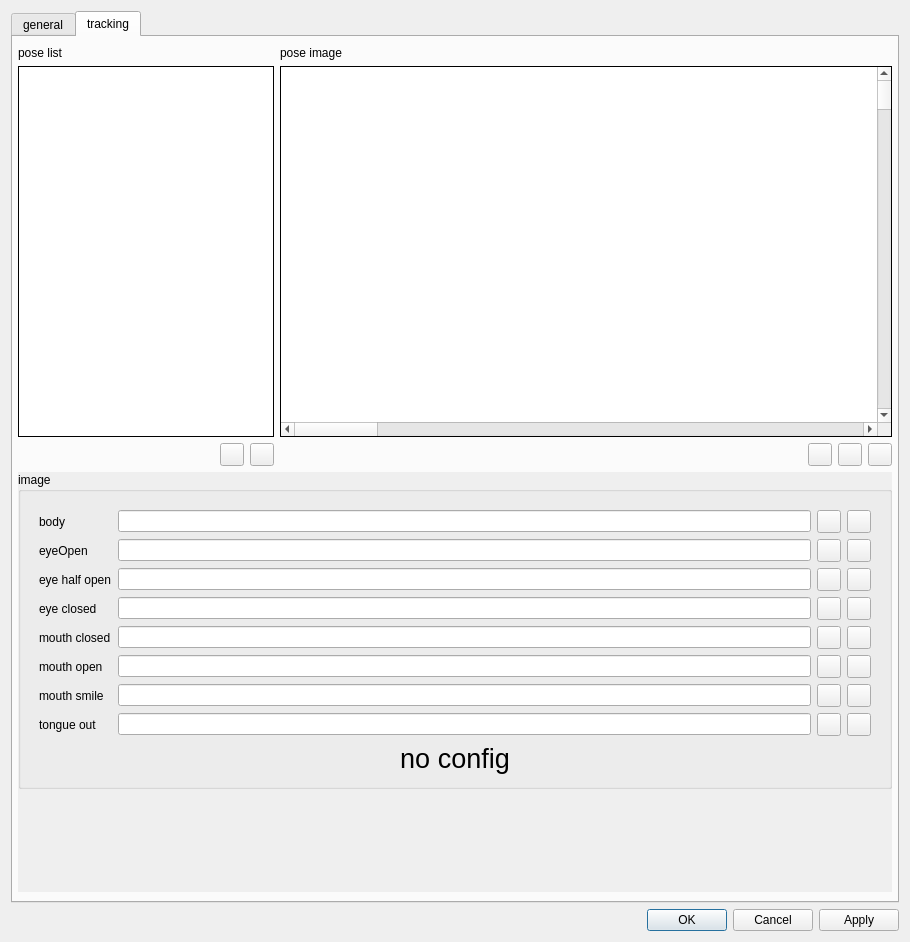
Old version of the form src/ui/FaceTrackerDialog.ui in the repository ashmanix/ashmanix-moveface-obs-plugin.
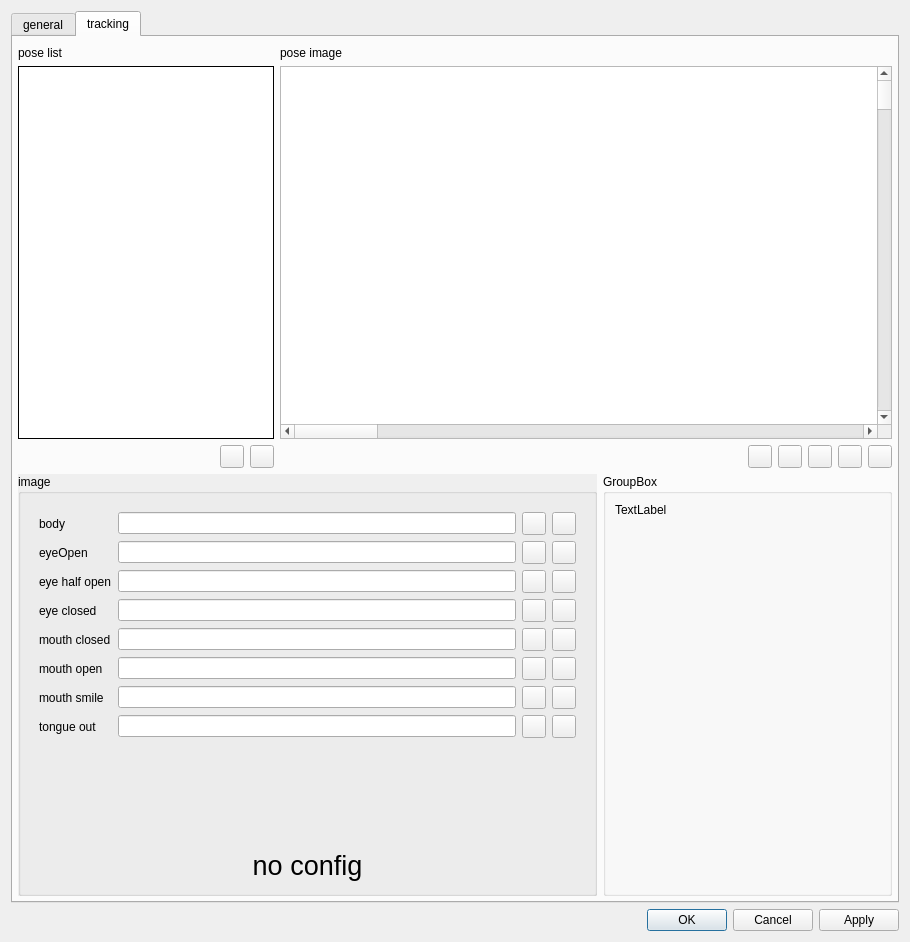
New version of the form. Custom widgets are drawn as their Qt base class.

Commit message: Added buttons to zoom in and out of image view

Diff of the .ui file:
```diff
--- a/src/ui/FaceTrackerDialog.ui
+++ b/src/ui/FaceTrackerDialog.ui
@@ -282,6 +282,9 @@
        <property name="rightMargin">
         <number>5</number>
        </property>
+       <property name="bottomMargin">
+        <number>5</number>
+       </property>
        <item>
         <layout class="QHBoxLayout" name="imageViewHorizontalLayout" stretch="0,5">
          <property name="bottomMargin">
@@ -411,16 +414,19 @@
               </size>
              </property>
              <property name="autoFillBackground">
-              <bool>true</bool>
+              <bool>false</bool>
              </property>
              <property name="styleSheet">
               <string notr="true"/>
              </property>
              <property name="frameShape">
-              <enum>QFrame::Panel</enum>
+              <enum>QFrame::StyledPanel</enum>
              </property>
              <property name="frameShadow">
-              <enum>QFrame::Plain</enum>
+              <enum>QFrame::Sunken</enum>
+             </property>
+             <property name="lineWidth">
+              <number>1</number>
              </property>
              <property name="verticalScrollBarPolicy">
               <enum>Qt::ScrollBarAsNeeded</enum>
@@ -492,27 +498,58 @@
                </property>
               </widget>
              </item>
+             <item>
+              <widget class="QToolButton" name="zoomOutToolButton">
+               <property name="text">
+                <string/>
+               </property>
+              </widget>
+             </item>
+             <item>
+              <widget class="QToolButton" name="zoomInToolButton">
+               <property name="text">
+                <string/>
+               </property>
+              </widget>
+             </item>
             </layout>
            </item>
           </layout>
          </item>
         </layout>
        </item>
+       <item>
+        <layout class="QHBoxLayout" name="horizontalLayout_12" stretch="2,1">
+         <property name="bottomMargin">
+          <number>0</number>
+         </property>
        <item>
         <widget class="QScrollArea" name="trackingDialogScrollArea">
          <property name="frameShape">
           <enum>QFrame::NoFrame</enum>
          </property>
+           <property name="verticalScrollBarPolicy">
+            <enum>Qt::ScrollBarAsNeeded</enum>
+           </property>
+           <property name="sizeAdjustPolicy">
+            <enum>QAbstractScrollArea::AdjustIgnored</enum>
+           </property>
          <property name="widgetResizable">
           <bool>true</bool>
          </property>
+           <property name="alignment">
+            <set>Qt::AlignCenter</set>
+           </property>
          <widget class="QWidget" name="trackingScrollAreaWidgetContents">
+            <property name="enabled">
+             <bool>true</bool>
+            </property>
           <property name="geometry">
            <rect>
             <x>0</x>
             <y>0</y>
-            <width>855</width>
-            <height>410</height>
+              <width>572</width>
+              <height>408</height>
            </rect>
           </property>
           <layout class="QVBoxLayout" name="verticalLayout_5">
@@ -530,6 +567,12 @@
            </property>
            <item>
             <widget class="QGroupBox" name="imageGroupBox">
+               <property name="sizePolicy">
+                <sizepolicy hsizetype="Preferred" vsizetype="Expanding">
+                 <horstretch>0</horstretch>
+                 <verstretch>1</verstretch>
+                </sizepolicy>
+               </property>
              <property name="title">
               <string>image</string>
              </property>
@@ -539,6 +582,12 @@
               </property>
               <item>
                <widget class="QWidget" name="imageConfigWidget" native="true">
+                  <property name="sizePolicy">
+                   <sizepolicy hsizetype="Preferred" vsizetype="Preferred">
+                    <horstretch>0</horstretch>
+                    <verstretch>1</verstretch>
+                   </sizepolicy>
+                  </property>
                 <layout class="QFormLayout" name="formLayout">
                  <property name="fieldGrowthPolicy">
                   <enum>QFormLayout::AllNonFixedFieldsGrow</enum>
@@ -850,25 +899,34 @@
              </layout>
             </widget>
            </item>
+            </layout>
+           </widget>
+          </widget>
+         </item>
            <item>
-            <spacer name="verticalSpacer_2">
-             <property name="orientation">
-              <enum>Qt::Vertical</enum>
-             </property>
-             <property name="sizeType">
-              <enum>QSizePolicy::MinimumExpanding</enum>
+          <layout class="QVBoxLayout" name="verticalLayout_9">
+           <property name="rightMargin">
+            <number>0</number>
+           </property>
+           <item>
+            <widget class="QGroupBox" name="groupBox">
+             <property name="title">
+              <string>GroupBox</string>
              </property>
-             <property name="sizeHint" stdset="0">
-              <size>
-               <width>20</width>
-               <height>5</height>
-              </size>
-             </property>
-            </spacer>
+             <layout class="QFormLayout" name="formLayout_3">
+              <item row="0" column="0">
+               <widget class="QLabel" name="label">
+                <property name="text">
+                 <string>TextLabel</string>
+                </property>
+               </widget>
            </item>
           </layout>
          </widget>
-        </widget>
+           </item>
+          </layout>
+         </item>
+        </layout>
        </item>
       </layout>
      </widget>
```
Left out of the diff: 9 changed lines with no effect on the pictures. Lines whose indentation alone changed are shown as unchanged. The commit also changes 5 other files.
